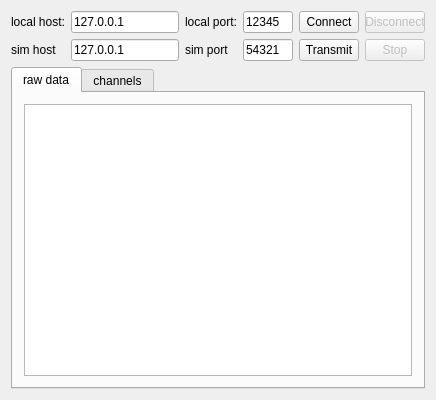
The window that src/udptestwidget.ui (hhrhhr/Aerosim-plugin-for-CopterControl) describes before a commit, drawn with Qt 5.
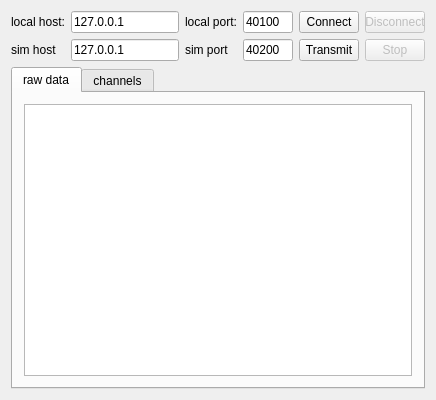
The same window after the commit. The open tabs and pages were chosen to show the change.

Commit message: change qreal to float in udp packets first in test utility

Diff of the .ui file:
```diff
--- a/src/udptestwidget.ui
+++ b/src/udptestwidget.ui
@@ -50,7 +50,7 @@
         </size>
        </property>
        <property name="text">
-        <string notr="true">12345</string>
+        <string notr="true">40100</string>
        </property>
        <property name="maxLength">
         <number>5</number>
@@ -148,7 +148,7 @@
         </size>
        </property>
        <property name="text">
-        <string notr="true">54321</string>
+        <string notr="true">40200</string>
        </property>
        <property name="maxLength">
         <number>5</number>
```
Left out of the diff: 10 changed lines with no effect on the pictures. The commit also changes 1 other file.
